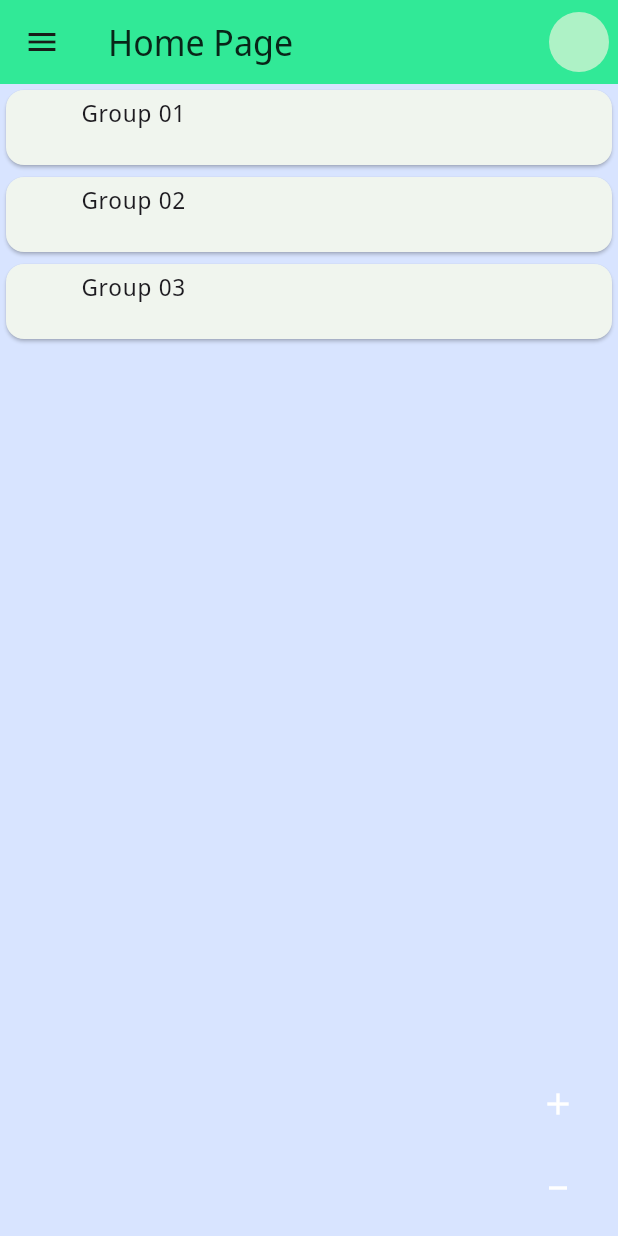
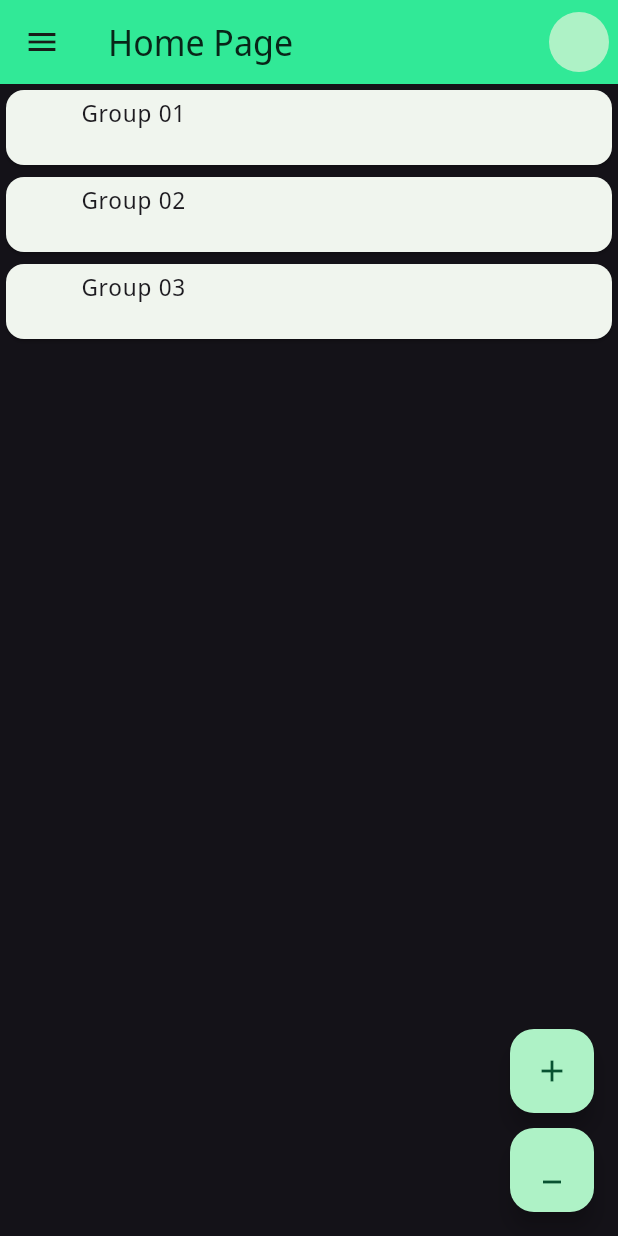
Before and after one commit to Sathwik004/Group-Expense-Tracker, a Flutter app: the screen it shows once a user with an empty profile is signed in, on a phone screen of 412 x 824 dp. Run offline on Flutter 3.47's test engine with Material 3 defaults, Android fonts, the phone set to English and light mode, and no system bars; our stand-ins replace firebase_auth, firebase_core, flutter_bloc, google_fonts; accounts and stored records are empty; generated files the repository leaves out were written again; network calls fail.

Commit message:
modified themedata.dart

```diff
--- a/group_expense_tracker/lib/home_page/home.dart
+++ b/group_expense_tracker/lib/home_page/home.dart
@@ -29,18 +29,19 @@ class HomeScreen extends StatelessWidget {
                 ))
           ],
         ),
-        backgroundColor: Theme.of(context).colorScheme.background,
+        //backgroundColor: Theme.of(context).colorScheme.background,
         floatingActionButton: Column(
           mainAxisAlignment: MainAxisAlignment.end,
           children: [
-            IconButton(
+            FloatingActionButton(
                 onPressed: () => context.read<GroupBloc>().add(NewGroup(
                     group: Group(id: "01", title: "Samarthu", body: "chaddi"))),
-                icon: const Icon(Icons.add),),
-            IconButton(
+                child: const Icon(Icons.add),),
+                const SizedBox(height: 10,),
+            FloatingActionButton(
                 onPressed: () => context.read<GroupBloc>().add(DeleteGroup(
                     group: Group(id: "01", title: "Samarthu", body: "chaddi"))),
-                icon: const Icon(Icons.minimize))
+                child: const Icon(Icons.minimize))
           ],
         ),
         drawer: const MyDrawer(),
--- a/group_expense_tracker/lib/main.dart
+++ b/group_expense_tracker/lib/main.dart
@@ -3,7 +3,6 @@ import 'package:flutter/material.dart';
 import 'package:firebase_core/firebase_core.dart';
 import 'package:flutter_bloc/flutter_bloc.dart';
 import 'package:group_expense_tracker/authentication/authscreen.dart';
-import 'package:group_expense_tracker/bloc/expense_bloc.dart';
 import 'package:group_expense_tracker/bloc/groups_bloc.dart';
 import 'package:group_expense_tracker/home_page/home.dart';
 import 'package:group_expense_tracker/splash_screen.dart';
--- a/group_expense_tracker/lib/themedata.dart
+++ b/group_expense_tracker/lib/themedata.dart
@@ -7,7 +7,7 @@ final colorScheme = ColorScheme.fromSeed(
     onPrimary: const Color.fromARGB(215, 0, 0, 0),
     secondary: const Color(0xFF315953),
     onSecondary: const Color(0xFFFAFAFA),
-    onBackground: const Color(0xFF00120B),
-    background:const Color(0xFFD8E4FF),);
+    background: const Color(0xFF00120B),
+    onBackground:const Color(0xFFD8E4FF),);
 
 final myTheme = ThemeData.dark().copyWith(colorScheme: colorScheme,useMaterial3: true,textTheme: GoogleFonts.notoSansDisplayTextTheme());
```
